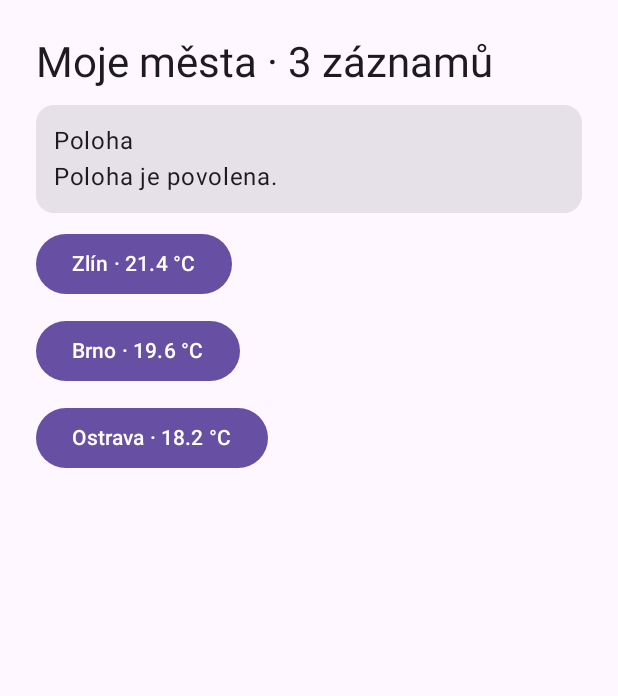
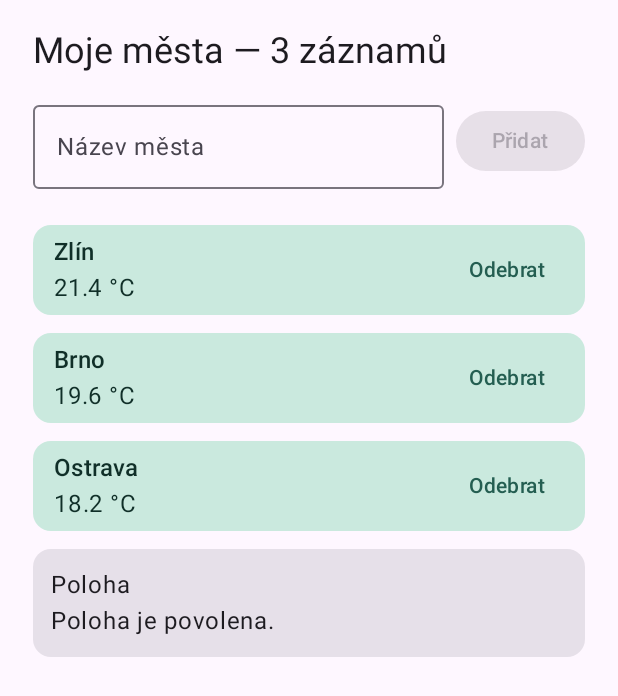
Before and after one commit to jboro11/MeteoDenik, an Android app built with Jetpack Compose: the screen it shows after launch (MainActivity), on a phone screen of 412 x 824 dp. Shown: the top 696 px of the screen. Run offline under Robolectric (Android 15) with nearby library versions, the phone set to English and light mode, and no system bars.

Commit message:
Lekce 07: vizitka a seznam mest

```diff
--- a/app/src/main/java/cz/utb/meteodenik/MainActivity.kt
+++ b/app/src/main/java/cz/utb/meteodenik/MainActivity.kt
@@ -3,34 +3,44 @@ package cz.utb.meteodenik
 import android.os.Bundle
 import androidx.activity.compose.setContent
 import androidx.activity.enableEdgeToEdge
-import androidx.compose.foundation.layout.Arrangement
-import androidx.compose.foundation.layout.Column
 import androidx.compose.foundation.layout.padding
-import androidx.compose.material3.Button
-import androidx.compose.material3.MaterialTheme
 import androidx.compose.material3.Scaffold
-import androidx.compose.material3.Text
+import androidx.compose.runtime.getValue
+import androidx.compose.runtime.mutableStateOf
+import androidx.compose.runtime.remember
+import androidx.compose.runtime.saveable.rememberSaveable
+import androidx.compose.runtime.setValue
 import androidx.compose.ui.Modifier
-import androidx.compose.ui.res.pluralStringResource
-import androidx.compose.ui.res.stringResource
-import androidx.compose.ui.unit.dp
 
 class MainActivity : SledovanaAktivita() {
     override fun onCreate(savedInstanceState: Bundle?) {
         super.onCreate(savedInstanceState)
         enableEdgeToEdge()
         setContent {
-            MaterialTheme {
+            MeteoTheme {
+                var mesta by remember { mutableStateOf(vychoziMesta) }
+                var dalsiId by remember { mutableStateOf(4) }
+                var vstup by rememberSaveable { mutableStateOf("") }
+                var duplicita by remember { mutableStateOf(false) }
                 Scaffold { insets ->
-                    Column(Modifier.padding(insets).padding(24.dp), verticalArrangement = Arrangement.spacedBy(10.dp)) {
-                        Text(stringResource(R.string.city_temperature, stringResource(R.string.title), pluralStringResource(R.plurals.city_count, vychoziMesta.size, vychoziMesta.size)), style = MaterialTheme.typography.headlineMedium)
-                        PolohaKarta(this@MainActivity)
-                        vychoziMesta.forEach { mesto ->
-                            Button(onClick = { startActivity(DetailMestaActivity.intent(this@MainActivity, mesto.id)) }) {
-                                Text(stringResource(R.string.city_temperature, mesto.nazev, stringResource(R.string.temperature, requireNotNull(mesto.teplota))))
+                    MestaScreen(this@MainActivity, mesta, vstup, duplicita,
+                        zmenaVstupu = { vstup = it; duplicita = false },
+                        pridat = {
+                            val jmeno = vstup.trim()
+                            if (jmeno.isNotEmpty()) {
+                                duplicita = mesta.any { it.nazev.equals(jmeno, ignoreCase = true) }
+                                if (!duplicita) {
+                                    mesta = mesta + Mesto(dalsiId++, jmeno, null, null)
+                                    vstup = ""
+                                }
                             }
-                        }
-                    }
+                        },
+                        odebrat = { id -> mesta = mesta.filterNot { it.id == id } },
+                        detail = { id ->
+                            if (vychoziMesta.any { it.id == id }) startActivity(DetailMestaActivity.intent(this@MainActivity, id))
+                        },
+                        modifier = Modifier.padding(insets)
+                    )
                 }
             }
         }
--- /dev/null
+++ b/app/src/main/java/cz/utb/meteodenik/MestaScreen.kt
@@ -0,0 +1,89 @@
+package cz.utb.meteodenik
+
+import androidx.activity.ComponentActivity
+import androidx.compose.foundation.layout.Arrangement
+import androidx.compose.foundation.layout.Column
+import androidx.compose.foundation.layout.PaddingValues
+import androidx.compose.foundation.layout.Row
+import androidx.compose.foundation.layout.fillMaxSize
+import androidx.compose.foundation.layout.fillMaxWidth
+import androidx.compose.foundation.layout.padding
+import androidx.compose.foundation.lazy.LazyColumn
+import androidx.compose.foundation.lazy.items
+import androidx.compose.material3.Button
+import androidx.compose.material3.Card
+import androidx.compose.material3.CardDefaults
+import androidx.compose.material3.MaterialTheme
+import androidx.compose.material3.OutlinedTextField
+import androidx.compose.material3.Text
+import androidx.compose.material3.TextButton
+import androidx.compose.runtime.Composable
+import androidx.compose.ui.Alignment
+import androidx.compose.ui.Modifier
+import androidx.compose.ui.res.pluralStringResource
+import androidx.compose.ui.res.stringResource
+import androidx.compose.ui.unit.dp
+
+@Composable
+fun MestaScreen(
+    activity: ComponentActivity,
+    mesta: List<Mesto>,
+    rozepsane: String,
+    duplicita: Boolean,
+    zmenaVstupu: (String) -> Unit,
+    pridat: () -> Unit,
+    odebrat: (Int) -> Unit,
+    detail: (Int) -> Unit,
+    modifier: Modifier = Modifier,
+    dalsiObsah: @Composable () -> Unit = {}
+) {
+    LazyColumn(
+        modifier.fillMaxSize(),
+        contentPadding = PaddingValues(horizontal = 22.dp, vertical = 18.dp),
+        verticalArrangement = Arrangement.spacedBy(12.dp)
+    ) {
+        item {
+            Text(
+                stringResource(R.string.reading_count, stringResource(R.string.title), pluralStringResource(R.plurals.city_count, mesta.size, mesta.size)),
+                style = MaterialTheme.typography.headlineSmall
+            )
+        }
+        item {
+            Row(Modifier.fillMaxWidth(), horizontalArrangement = Arrangement.spacedBy(8.dp), verticalAlignment = Alignment.Top) {
+                OutlinedTextField(
+                    value = rozepsane,
+                    onValueChange = zmenaVstupu,
+                    label = { Text(stringResource(R.string.city_input)) },
+                    singleLine = true,
+                    isError = duplicita,
+                    supportingText = if (duplicita) ({ Text(stringResource(R.string.duplicate_city)) }) else null,
+                    modifier = Modifier.weight(1f)
+                )
+                Button(onClick = pridat, enabled = rozepsane.isNotBlank(), modifier = Modifier.padding(top = 8.dp)) {
+                    Text(stringResource(R.string.add_city))
+                }
+            }
+        }
+        item { dalsiObsah() }
+        if (mesta.isEmpty()) item { Text(stringResource(R.string.empty)) }
+        items(mesta, key = Mesto::id) { mesto ->
+            Card(
+                onClick = { detail(mesto.id) },
+                colors = CardDefaults.cardColors(containerColor = MaterialTheme.colorScheme.primaryContainer)
+            ) {
+                Row(
+                    Modifier.fillMaxWidth().padding(horizontal = 14.dp, vertical = 6.dp),
+                    verticalAlignment = Alignment.CenterVertically
+                ) {
+                    Column(Modifier.weight(1f)) {
+                        Text(mesto.nazev, style = MaterialTheme.typography.titleMedium)
+                        Text(mesto.teplota?.let { stringResource(R.string.temperature, it) }
+                            ?: stringResource(R.string.missing_temperature))
+                    }
+                    TextButton(onClick = { odebrat(mesto.id) }) { Text(stringResource(R.string.remove_city)) }
+                }
+            }
+        }
+        item { PolohaKarta(activity) }
+    }
+}
--- /dev/null
+++ b/app/src/main/java/cz/utb/meteodenik/MeteoTheme.kt
@@ -0,0 +1,54 @@
+package cz.utb.meteodenik
+
+import androidx.compose.foundation.isSystemInDarkTheme
+import androidx.compose.foundation.layout.Column
+import androidx.compose.foundation.layout.padding
+import androidx.compose.material3.Card
+import androidx.compose.material3.MaterialTheme
+import androidx.compose.material3.Text
+import androidx.compose.material3.darkColorScheme
+import androidx.compose.material3.lightColorScheme
+import androidx.compose.runtime.Composable
+import androidx.compose.ui.Modifier
+import androidx.compose.ui.graphics.Color
+import androidx.compose.ui.res.stringResource
+import androidx.compose.ui.tooling.preview.Preview
+import androidx.compose.ui.unit.dp
+
+private val svetle = lightColorScheme(
+    primary = Color(0xFF245E51),
+    onPrimary = Color.White,
+    primaryContainer = Color(0xFFCAE9DE),
+    onPrimaryContainer = Color(0xFF102F28),
+    surface = Color(0xFFF6F9F6)
+)
+private val tmave = darkColorScheme(
+    primary = Color(0xFFAADECC),
+    onPrimary = Color(0xFF12352D),
+    primaryContainer = Color(0xFF214A41),
+    onPrimaryContainer = Color(0xFFD0EEE4),
+    surface = Color(0xFF151C1B)
+)
+
+@Composable
+fun MeteoTheme(dark: Boolean = isSystemInDarkTheme(), content: @Composable () -> Unit) {
+    MaterialTheme(colorScheme = if (dark) tmave else svetle, content = content)
+}
+
+@Composable
+fun Vizitka(modifier: Modifier = Modifier) {
+    Card(modifier) {
+        Column(Modifier.padding(20.dp)) {
+            Text(stringResource(R.string.student_name), style = MaterialTheme.typography.titleLarge)
+            Text(stringResource(R.string.student_program), style = MaterialTheme.typography.bodyMedium)
+        }
+    }
+}
+
+@Preview(showBackground = true)
+@Composable
+private fun VizitkaSvetla() = MeteoTheme(dark = false) { Vizitka() }
+
+@Preview(showBackground = true)
+@Composable
+private fun VizitkaTmava() = MeteoTheme(dark = true) { Vizitka() }
--- a/app/src/main/res/values/strings.xml
+++ b/app/src/main/res/values/strings.xml
@@ -17,6 +17,14 @@
     <string name="settings">Otevřít nastavení</string>
     <string name="cancel">Zrušit</string>
     <string name="continue_label">Pokračovat</string>
+    <string name="add_city">Přidat</string>
+    <string name="city_input">Název města</string>
+    <string name="remove_city">Odebrat</string>
+    <string name="duplicate_city">Tohle město už sleduješ.</string>
+    <string name="empty">Zatím tu nejsou žádná města.</string>
+    <string name="student_name">Jan Borovec</string>
+    <string name="student_program">Softwarové inženýrství · FAI UTB</string>
+    <string name="reading_count">%1$s — %2$s</string>
     <plurals name="city_count">
         <item quantity="one">%d záznam</item>
         <item quantity="few">%d záznamy</item>
```
Also changed, not shown: 1 other file.
